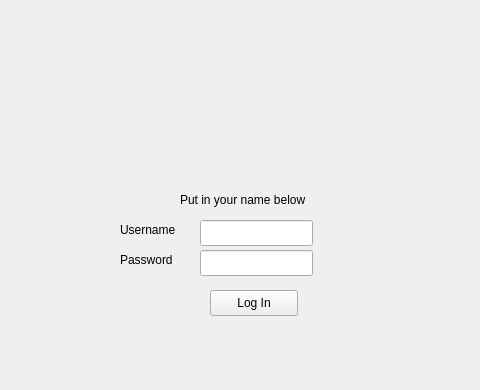
Above: src/ui/loginwindow.ui from Mihael0/finance_manager_qt before the change; both pictures show x 100 to 580 and y 0 to 390 of the 726 by 576 pixel window. Below: the same form after it.
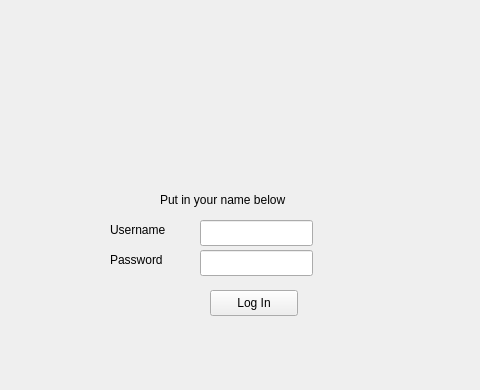
That is the form after the change.

Commit message: Replaced QMessageBox with an error label for better performance

```diff
--- a/src/ui/loginwindow.ui
+++ b/src/ui/loginwindow.ui
@@ -39,9 +39,9 @@
   <widget class="QLabel" name="label_6">
    <property name="geometry">
     <rect>
-     <x>280</x>
+     <x>260</x>
      <y>190</y>
-     <width>161</width>
+     <width>211</width>
      <height>20</height>
     </rect>
    </property>
@@ -62,9 +62,9 @@
   <widget class="QLabel" name="label_7">
    <property name="geometry">
     <rect>
-     <x>220</x>
+     <x>210</x>
      <y>220</y>
-     <width>71</width>
+     <width>81</width>
      <height>20</height>
     </rect>
    </property>
@@ -75,9 +75,9 @@
   <widget class="QLabel" name="label_8">
    <property name="geometry">
     <rect>
-     <x>220</x>
+     <x>210</x>
      <y>250</y>
-     <width>71</width>
+     <width>81</width>
      <height>20</height>
     </rect>
    </property>
```
Left out of the diff: 21 changed lines with no effect on the pictures. The commit also changes 4 other files.
